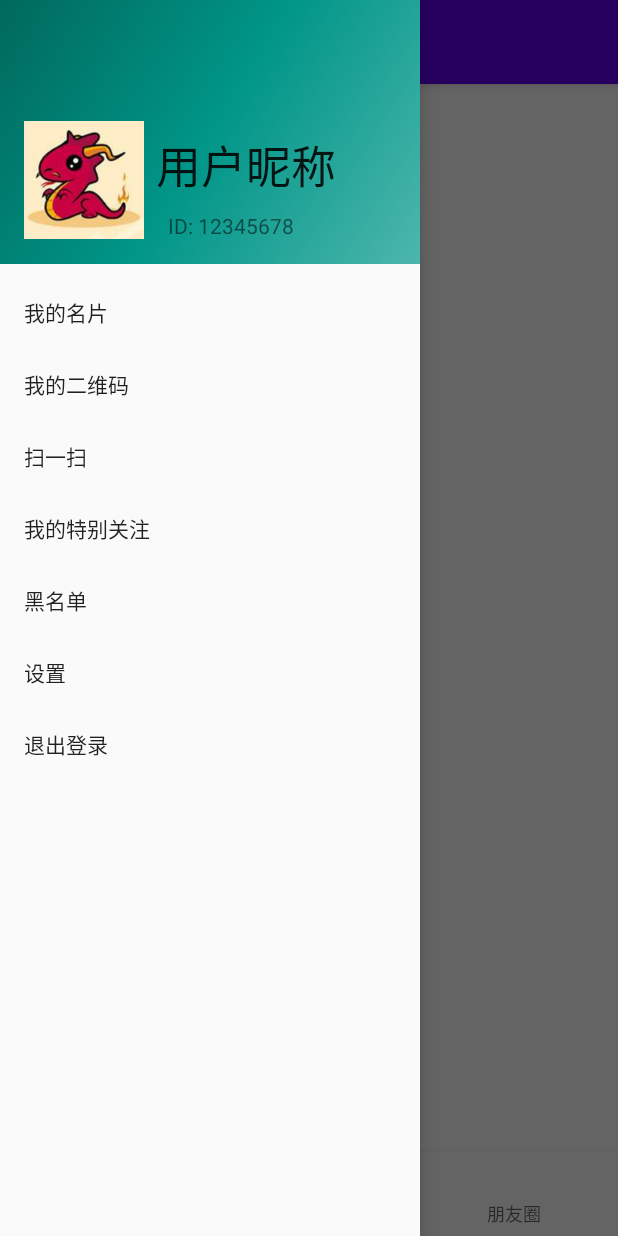
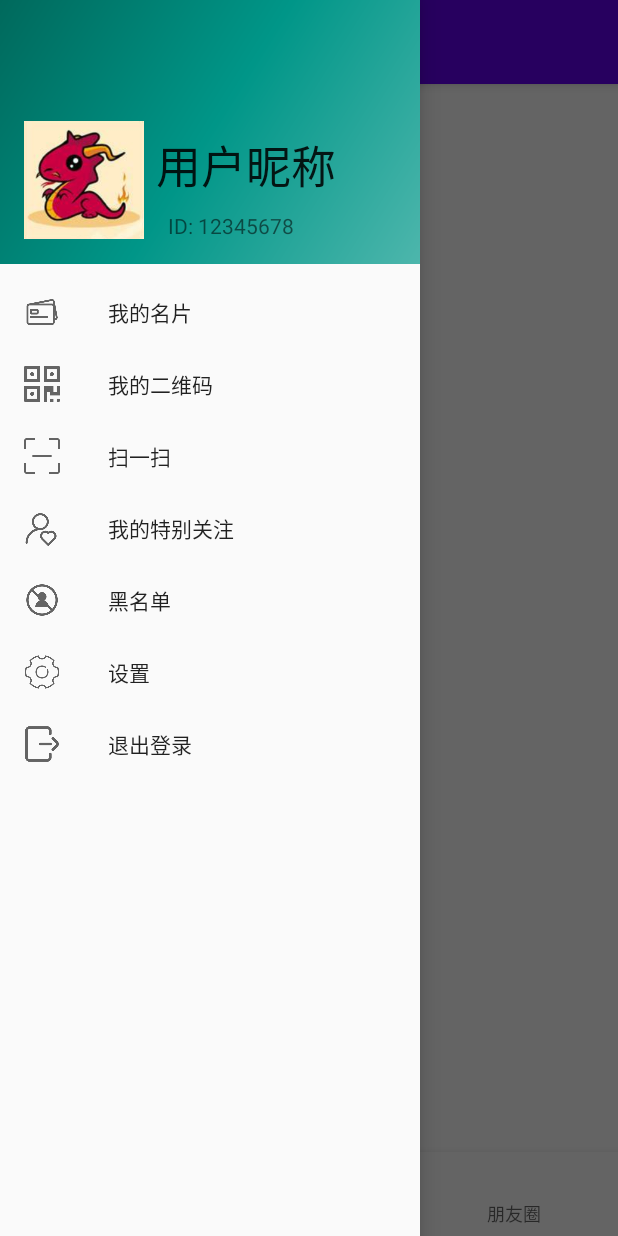
Before and after one commit to Fuzhuohang/WeTalk, an Android app: the screen it shows after launch (MainActivity), with the side drawer open, on a phone screen of 412 x 824 dp. Run offline under Robolectric (Android 15) with nearby library versions, the phone set to English and light mode, and no system bars; our stand-ins replace navigation-ui; libraries missing offline, so code that uses them is left out: com.facebook.drawee; plain views replace SimpleDraweeView; 3 statements that could not run were skipped.

Commit message:
侧边栏添加图标

```diff
--- a/app/src/main/java/cn/edu/sc/weitalk/MainFragment.java
+++ b/app/src/main/java/cn/edu/sc/weitalk/MainFragment.java
@@ -16,10 +16,13 @@ import android.view.LayoutInflater;
 import android.view.MenuItem;
 import android.view.View;
 import android.view.ViewGroup;
+import android.widget.TextView;
 import android.widget.Toolbar;
 
+import com.facebook.drawee.backends.pipeline.Fresco;
 import com.facebook.drawee.view.SimpleDraweeView;
 import com.google.android.material.bottomnavigation.BottomNavigationView;
+import com.google.android.material.navigation.NavigationView;
 
 import java.net.URI;
 import java.util.ArrayList;
@@ -82,8 +85,17 @@ public class MainFragment extends Fragment {
 //        Toolbar toolbar = view.findViewById(R.id.toolbar);
 //        setSupporActionBar(toolbar);
 //        ViewPager viewPager = view.findViewById(R.id.main_viewpager);
+        //View view1=view.findViewById(R.id.nav_view);
+        //Fresco.initialize(getContext());
 //        SimpleDraweeView temp=view.findViewById(R.id.drawee_img);
 //        temp.setImageURI("res://drawable/" + R.drawable.dragon);
+        NavigationView navigationView=view.findViewById(R.id.nav_view);
+        View headerView = navigationView.getHeaderView(0);
+        SimpleDraweeView temp=headerView.findViewById(R.id.drawee_img);
+        temp.setImageURI("res://drawable/" + R.drawable.dragon);
+//        TextView name=headerView.findViewById(R.id.Username);
+//        name.setText("111111");
+
 
 
         return view;
--- a/app/src/main/res/menu/activity_main_drawer.xml
+++ b/app/src/main/res/menu/activity_main_drawer.xml
@@ -6,24 +6,32 @@
     <group android:checkableBehavior="single">
         <item
             android:id="@+id/nav_home"
+            android:icon="@drawable/mingpian"
+
             android:title="我的名片" />
         <item
             android:id="@+id/nav_gallery"
-            android:title="我的二维码"/>
+            android:icon="@drawable/erweima1"
+            android:title="我的二维码" />
         <item
             android:id="@+id/nav_slideshow"
+            android:icon="@drawable/ziyuan"
             android:title="扫一扫" />
         <item
             android:id="@+id/tbgz"
+            android:icon="@drawable/guanzhu"
             android:title="我的特别关注" />
         <item
             android:id="@+id/hmd"
+            android:icon="@drawable/chakantiezigengduoheimingdan"
             android:title="黑名单" />
         <item
             android:id="@+id/setting"
+            android:icon="@drawable/icon_test"
             android:title="设置" />
         <item
             android:id="@+id/exit"
+            android:icon="@drawable/tuichudenglu"
             android:title="退出登录" />
     </group>
 </menu>
```
Also changed, not shown: app/src/main/res/drawable-v24/chakantiezigengduoheimingdan.png (added), app/src/main/res/drawable-v24/erweima1.png (added), app/src/main/res/drawable-v24/guanzhu.png (added), app/src/main/res/drawable-v24/icon_test.png (added), app/src/main/res/drawable-v24/mingpian.png (added), app/src/main/res/drawable-v24/tuichudenglu.png (added), app/src/main/res/drawable-v24/ziyuan.png (added).
